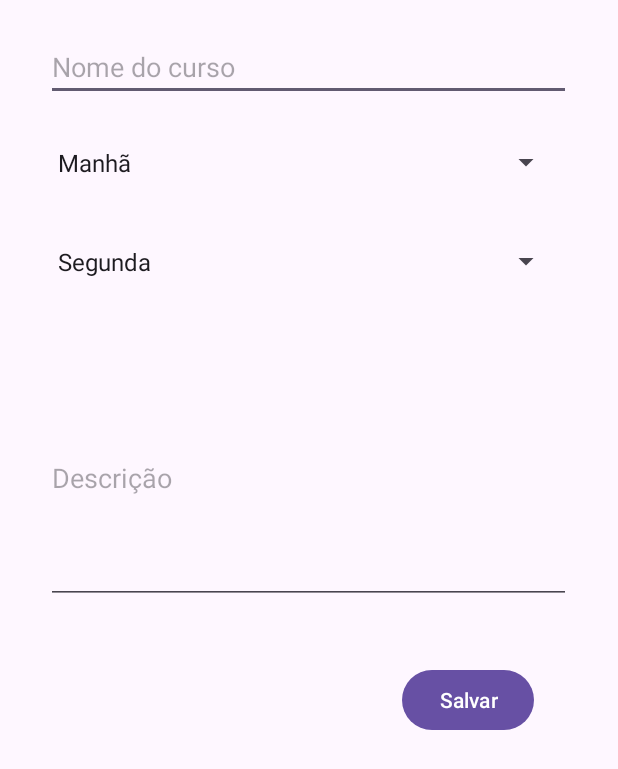
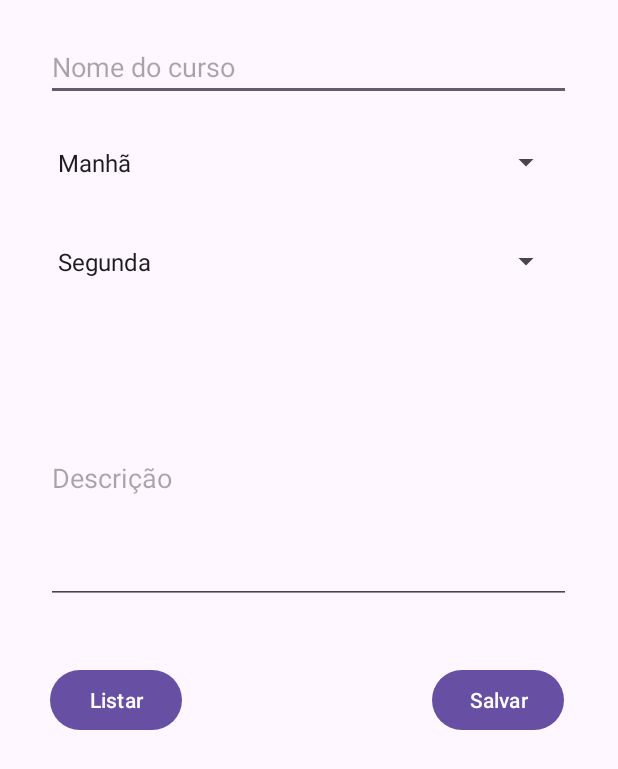
Before and after one commit to WillyamRamos93/n2_mobile, an Android app: the screen it shows after launch (MainActivity), on a phone screen of 412 x 824 dp. Shown: the top 769 px of the screen. Run offline under Robolectric (Android 15) with nearby library versions, the light colour scheme and no system bars.

Commit message:
Criado ReciclyViewer, necessário editar layout do botão deletar e adicionar e faze-lo funcionar.

```diff
--- a/app/build.gradle.kts
+++ b/app/build.gradle.kts
@@ -33,6 +33,7 @@ dependencies {
     implementation("androidx.appcompat:appcompat:1.7.0-alpha01")
     implementation("com.google.android.material:material:1.10.0")
     implementation("androidx.constraintlayout:constraintlayout:2.1.4")
+    implementation("androidx.recyclerview:recyclerview-selection:1.1.0")
     testImplementation("junit:junit:4.13.2")
     androidTestImplementation("androidx.test.ext:junit:1.1.5")
     androidTestImplementation("androidx.test.espresso:espresso-core:3.5.1")
--- a/app/src/main/AndroidManifest.xml
+++ b/app/src/main/AndroidManifest.xml
@@ -13,6 +13,9 @@
         android:theme="@style/Theme.CursoExtensao"
         tools:targetApi="31">
         <activity
+            android:name=".ListCourse"
+            android:exported="false" />
+        <activity
             android:name=".MainActivity"
             android:exported="true">
             <intent-filter>
--- a/app/src/main/java/com/ritter/cursoextensao/MainActivity.java
+++ b/app/src/main/java/com/ritter/cursoextensao/MainActivity.java
@@ -4,21 +4,27 @@ import androidx.appcompat.app.AppCompatActivity;
 import androidx.recyclerview.widget.RecyclerView;
 
 
+import android.content.Intent;
 import android.os.Bundle;
 import android.view.View;
+import android.widget.ArrayAdapter;
 import android.widget.Button;
 import android.widget.EditText;
+import android.widget.ListView;
 import android.widget.Spinner;
 import android.widget.Toast;
+
+import java.util.List;
 
 public class MainActivity extends AppCompatActivity {
 
     //references to buttons
 
+    Button btn_list;
     Button btn_save;
     EditText et_courseName, et_courseDesc;
     Spinner sp_weekDay, sp_classSession;
-    RecyclerView lv_testList;
+    ListView lv_testList;
 
     @Override
     protected void onCreate(Bundle savedInstanceState) {
@@ -26,11 +32,12 @@ public class MainActivity extends AppCompatActivity {
         setContentView(R.layout.activity_main);
 
         btn_save = findViewById(R.id.saveCourse);
+        btn_list = findViewById(R.id.btn_list);
         et_courseName = findViewById(R.id.nmCourse);
         et_courseDesc = findViewById(R.id.descClass);
         sp_weekDay = findViewById(R.id.classDay);
         sp_classSession = findViewById(R.id.classSession);
-        lv_testList = findViewById(R.id.testView);
+        //lv_testList = findViewById(R.id.viewTest);
 
         // button listeners
         btn_save.setOnClickListener(new View.OnClickListener() {
@@ -57,6 +64,22 @@ public class MainActivity extends AppCompatActivity {
 
         });
 
+        btn_list.setOnClickListener(new View.OnClickListener() {
+            @Override
+            public void onClick(View v) {
+                // Criar um Intent para abrir a ActivityListCourse
+                Intent intent = new Intent(MainActivity.this, ListCourse.class);
+
+                // Adicionar dados extras, se necessário
+                // intent.putExtra("chave", valor);
+
+                // Iniciar a nova Activity
+                startActivity(intent);
+            }
+        });
+
+
+
 
     }
 }
--- a/app/src/main/res/layout/activity_main.xml
+++ b/app/src/main/res/layout/activity_main.xml
@@ -60,19 +60,22 @@
         android:layout_width="wrap_content"
         android:layout_height="wrap_content"
         android:layout_marginTop="40dp"
-        android:layout_marginEnd="56dp"
+        android:layout_marginEnd="36dp"
         android:text="Salvar"
         app:layout_constraintEnd_toEndOf="parent"
         app:layout_constraintTop_toBottomOf="@+id/descClass" />
 
-    <androidx.recyclerview.widget.RecyclerView
-        android:id="@+id/testView"
-        android:layout_width="343dp"
-        android:layout_height="161dp"
-        android:layout_marginBottom="40dp"
-        app:layout_constraintBottom_toBottomOf="parent"
-        app:layout_constraintEnd_toEndOf="parent"
-        app:layout_constraintHorizontal_bias="0.441"
+    <Button
+        android:id="@+id/btn_list"
+        android:layout_width="wrap_content"
+        android:layout_height="wrap_content"
+        android:layout_marginStart="4dp"
+        android:layout_marginTop="40dp"
+        android:text="Listar"
+        app:layout_constraintEnd_toStartOf="@+id/saveCourse"
+        app:layout_constraintHorizontal_bias="0.151"
         app:layout_constraintStart_toStartOf="parent"
-        app:layout_constraintTop_toBottomOf="@+id/saveCourse" />
+        app:layout_constraintTop_toBottomOf="@+id/descClass" />
+
+
 </androidx.constraintlayout.widget.ConstraintLayout>
--- a/app/src/main/res/values/strings.xml
+++ b/app/src/main/res/values/strings.xml
@@ -3,6 +3,7 @@
     <string name="courseName" translatable="false">Nome do curso</string>
     <string name="descr" translatable="false">Descrição</string>
     <string name="save" translatable="false">Salvar</string>
+    <string name="delete" translatable="false">Deletar</string>
 
     <string-array name="weekDay">
         <item>Segunda</item>
```
Also changed, not shown: app/src/main/java/com/ritter/cursoextensao/DataBaseHelper.java (+34 -0 lines), app/src/main/java/com/ritter/cursoextensao/ListCourse.java (added, +29 -0 lines), app/src/main/res/layout/activity_list_course.xml (added, +13 -0 lines), app/src/main/res/layout/coruses_item.xml (added, +54 -0 lines).
